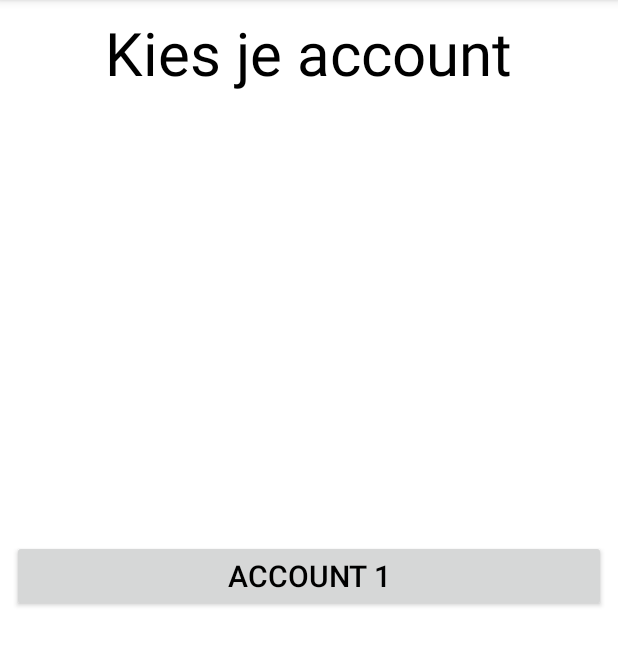
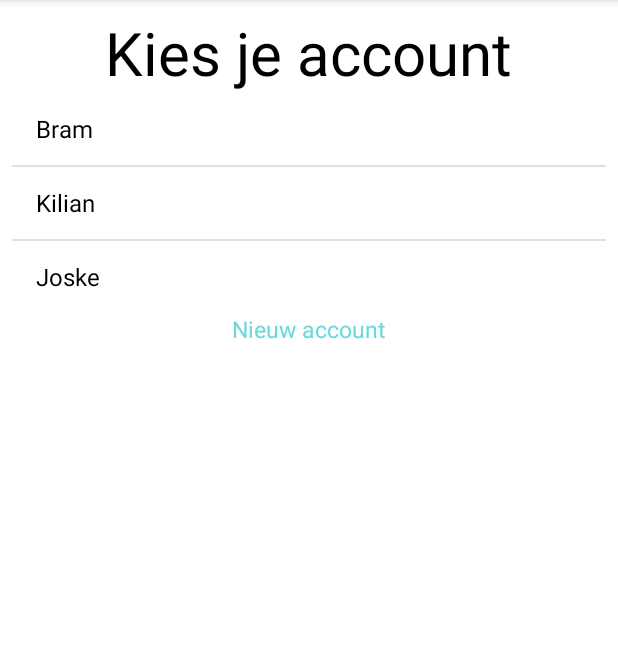
Before and after one commit to BramBleys/FlinkSpreken, an Android app: the screen it shows after launch (MainActivity), on a phone screen of 412 x 824 dp, the part 84-750 px from its top. Run offline under Robolectric (Android 15) with nearby library versions, the phone set to English and light mode, and no system bars.

Commit message:
Added account operations

```diff
--- a/app/src/main/AndroidManifest.xml
+++ b/app/src/main/AndroidManifest.xml
@@ -17,7 +17,8 @@
             </intent-filter>
         </activity>
         <activity android:name=".StartActivity" />
-        <activity android:name=".FrontStopActivity"></activity>
+        <activity android:name=".FrontStopActivity" />
+        <activity android:name=".NewAccount"></activity>
     </application>
 
 </manifest>
--- a/app/src/main/java/be/thomasmore/flinkspreken/Account.java
+++ b/app/src/main/java/be/thomasmore/flinkspreken/Account.java
@@ -27,4 +27,9 @@ public class Account {
     public void setNaam(String naam) {
         this.naam = naam;
     }
+
+    @Override
+    public String toString() {
+        return naam.substring(0,1).toUpperCase() + naam.substring(1).toLowerCase();
+    }
 }
--- a/app/src/main/java/be/thomasmore/flinkspreken/DatabaseHelper.java
+++ b/app/src/main/java/be/thomasmore/flinkspreken/DatabaseHelper.java
@@ -47,6 +47,8 @@ public class DatabaseHelper extends SQLiteOpenHelper {
     @Override
     public void onUpgrade(SQLiteDatabase db, int oldVersion, int newVersion) {
         db.execSQL("DROP TABLE IF EXISTS accounts");
+        db.execSQL("DROP TABLE IF EXISTS paren");
+        db.execSQL("DROP TABLE IF EXISTS scores");
 
         onCreate(db);
     }
@@ -148,4 +150,48 @@ public class DatabaseHelper extends SQLiteOpenHelper {
         db.close();
         return lijst;
     }
+
+    public List<Account> getAccounts() {
+        List<Account> lijst = new ArrayList<Account>();
+
+        String selectQuery = "SELECT  * FROM accounts ORDER BY id";
+
+        SQLiteDatabase db = this.getReadableDatabase();
+        Cursor cursor = db.rawQuery(selectQuery, null);
+
+        if (cursor.moveToFirst()) {
+            do {
+                Account account = new Account(cursor.getLong(0), cursor.getString(1));
+                lijst.add(account);
+            } while (cursor.moveToNext());
+        }
+
+        cursor.close();
+        db.close();
+        return lijst;
+    }
+
+    public long addAccount(Account account) {
+        SQLiteDatabase db = this.getWritableDatabase();
+
+        ContentValues values = new ContentValues();
+        values.put("naam", account.getNaam());
+
+        long id = db.insert("accounts", null, values);
+
+        db.close();
+        return id;
+    }
+
+    public boolean deleteAccount(long id) {
+        SQLiteDatabase db = this.getWritableDatabase();
+
+        int numrows = db.delete(
+                "accounts",
+                "id = ?",
+                new String[]{String.valueOf(id)});
+
+        db.close();
+        return numrows > 0;
+    }
 }
--- a/app/src/main/java/be/thomasmore/flinkspreken/MainActivity.java
+++ b/app/src/main/java/be/thomasmore/flinkspreken/MainActivity.java
@@ -4,18 +4,39 @@ import android.content.Intent;
 import android.support.v7.app.AppCompatActivity;
 import android.os.Bundle;
 import android.view.View;
+import android.widget.ArrayAdapter;
+import android.widget.ListView;
+
+import java.util.List;
 
 public class MainActivity extends AppCompatActivity {
+
+    private DatabaseHelper db;
 
     @Override
     protected void onCreate(Bundle savedInstanceState) {
         super.onCreate(savedInstanceState);
         setContentView(R.layout.activity_main);
+
+        db = new DatabaseHelper(this);
+        getAccounts();
     }
 
-    public void onClickAccount(View v){
-        //SET ACCOUNT
-        Intent intent = new Intent(this, StartActivity.class);
+    public void onClickNewAccount(View v) {
+        Intent intent = new Intent(this, NewAccount.class);
         startActivity(intent);
     }
+
+    private void getAccounts() {
+        final List<Account> accounts = db.getAccounts();
+
+        ArrayAdapter<Account> adapter = new ArrayAdapter<Account>(this, android.R.layout.simple_list_item_1, accounts);
+        final ListView listViewAccounts = (ListView) findViewById(R.id.accounts);
+        listViewAccounts.setAdapter(adapter);
+    }
+
+    public void onResume() {
+        super.onResume();
+        getAccounts();
+    }
 }
--- a/app/src/main/res/layout/activity_front_stop.xml
+++ b/app/src/main/res/layout/activity_front_stop.xml
@@ -28,10 +28,7 @@
         android:id="@+id/relativeLayout"
         android:layout_width="match_parent"
         android:layout_height="match_parent"
-        android:layout_marginBottom="8dp"
-        android:layout_marginLeft="8dp"
-        android:layout_marginRight="8dp"
-        android:layout_marginTop="8dp"
+       android:layout_margin="8dp"
         android:gravity="center_vertical"
         app:layout_constraintBottom_toBottomOf="parent"
         app:layout_constraintHorizontal_bias="0.0"
--- a/app/src/main/res/layout/activity_main.xml
+++ b/app/src/main/res/layout/activity_main.xml
@@ -9,10 +9,7 @@
     <RelativeLayout
         android:layout_width="match_parent"
         android:layout_height="match_parent"
-        android:layout_marginBottom="8dp"
-        android:layout_marginLeft="8dp"
-        android:layout_marginRight="8dp"
-        android:layout_marginTop="8dp"
+        android:layout_margin="8dp"
         app:layout_constraintBottom_toBottomOf="parent"
         app:layout_constraintHorizontal_bias="1.0"
         app:layout_constraintLeft_toLeftOf="parent"
@@ -29,15 +26,23 @@
             android:text="@string/kies_account"
             android:textSize="40dp" />
 
-        <Button
-            android:id="@+id/account1"
+        <ListView
+            android:id="@+id/accounts"
             android:layout_width="fill_parent"
             android:layout_height="wrap_content"
+            android:dividerHeight="1dp"
+            android:layout_below="@id/account_text"/>
+
+        <TextView
+            android:id="@+id/newAccount"
+            android:layout_width="wrap_content"
+            android:layout_height="wrap_content"
+            android:text="@string/new_account"
+            android:textSize="15sp"
+            android:layout_below="@id/accounts"
             android:layout_centerHorizontal="true"
-            android:layout_centerVertical="true"
-            android:onClick="onClickAccount"
-            android:text="Account 1"
-            android:textSize="20sp" />
+            android:textColor="@color/blauw"
+            android:onClick="onClickNewAccount"/>
 
 
     </RelativeLayout>
--- a/app/src/main/res/layout/activity_start.xml
+++ b/app/src/main/res/layout/activity_start.xml
@@ -10,10 +10,7 @@
         android:id="@+id/relativeLayout"
         android:layout_width="match_parent"
         android:layout_height="match_parent"
-        android:layout_marginBottom="8dp"
-        android:layout_marginLeft="8dp"
-        android:layout_marginRight="8dp"
-        android:layout_marginTop="8dp"
+        android:layout_margin="8dp"
         android:gravity="center_vertical"
         app:layout_constraintBottom_toBottomOf="parent"
         app:layout_constraintHorizontal_bias="0.0"
--- a/app/src/main/res/values/strings.xml
+++ b/app/src/main/res/values/strings.xml
@@ -1,8 +1,15 @@
 <resources>
     <string name="app_name">Flink Spreken</string>
+
     <string name="kies_account">Kies je account</string>
+    <string name="new_account">Nieuw account</string>
+
+    <string name="naam_account">Naam:</string>
+    <string name="add_account">Opslaan</string>
+
     <string name="start">Start</string>
     <string name="resultaten">Resultaten</string>
+
     <string name="fronting">Fronting</string>
     <string name="stopping">Stopping</string>
 </resources>
```
Also changed, not shown: app/src/main/java/be/thomasmore/flinkspreken/NewAccount.java (added, +34 -0 lines), app/src/main/java/be/thomasmore/flinkspreken/Paar.java (+8 -8 lines), app/src/main/res/layout/activity_new_account.xml (added, +38 -0 lines).
